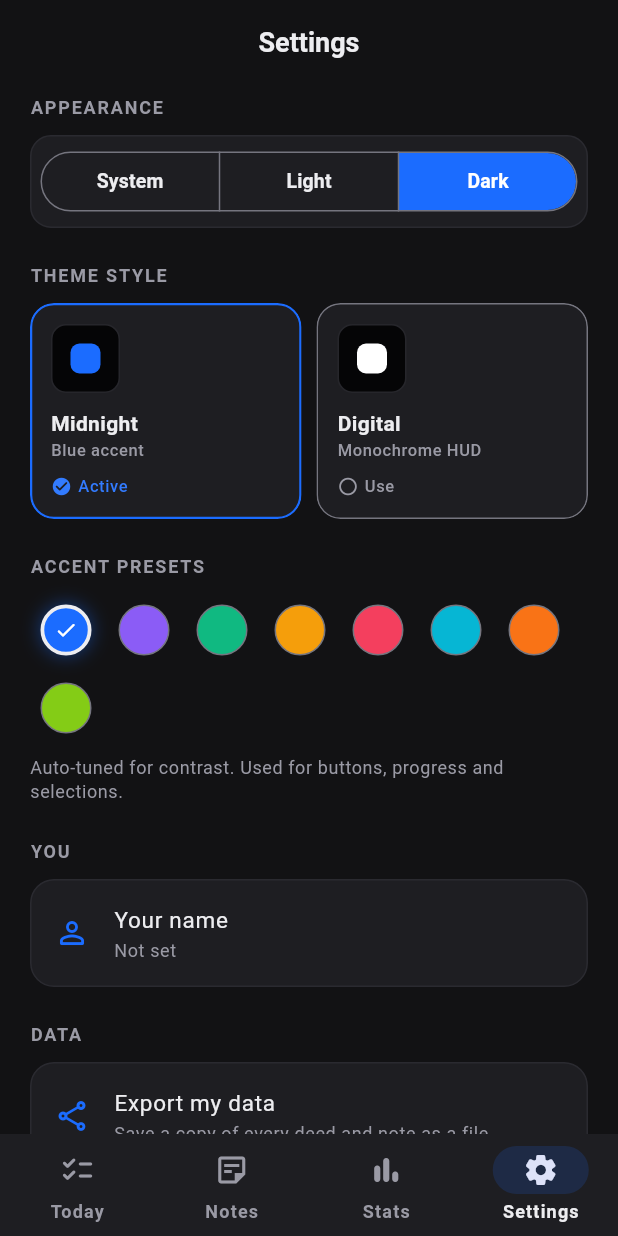
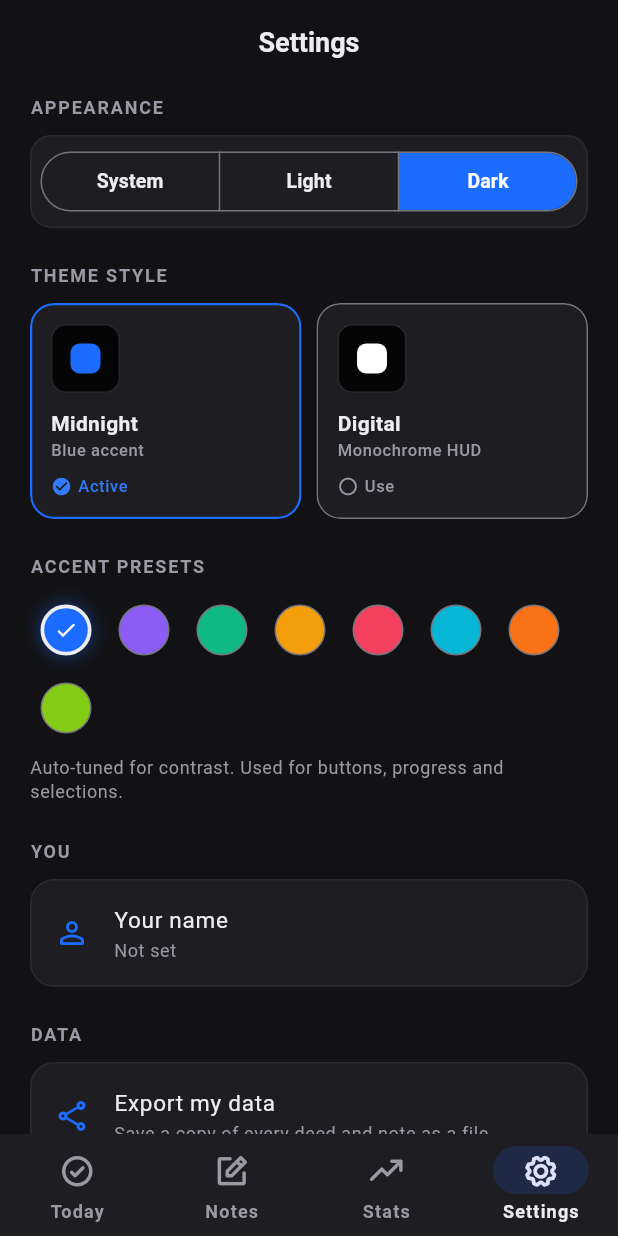
Before and after one commit to HassanCodes-2/PlanIT-tracker, a Flutter app: the SettingsScreen screen opened by its route, on a phone screen of 412 x 824 dp. Run offline on Flutter 3.47's test engine with Material 3 defaults, Android fonts, the phone set to English and light mode, and no system bars; our stand-ins replace drift, drift_flutter, flutter_local_notifications, flutter_riverpod, flutter_timezone, go_router and 5 more; accounts and stored records are empty; generated files the repository leaves out were written again.

Commit message:
Polish: Digital card radii from theme, Phosphor nav icons, Today jump pill, cached deed lookup, consistent digital status alphas, clamped percentages

```diff
--- a/lib/core/theme/app_theme.dart
+++ b/lib/core/theme/app_theme.dart
@@ -354,6 +354,9 @@ class AppStyle extends ThemeExtension<AppStyle> {
 
   final bool isDigital;
 
+  /// Card corner radius for the active style (Digital is tighter).
+  double get cardRadius => isDigital ? 10 : 16;
+
   @override
   AppStyle copyWith({bool? isDigital}) =>
       AppStyle(isDigital: isDigital ?? this.isDigital);
--- a/lib/core/utils/icons.dart
+++ b/lib/core/utils/icons.dart
@@ -55,6 +55,10 @@ abstract final class AppIcons {
   static const reset = Phosphor.arrowsClockwise;
   static const history = Phosphor.clockCounterClockwise;
   static const calendar = Phosphor.calendarDots;
+  static const gear = Phosphor.gear;
+  static const notes = Phosphor.notePencil;
+  static const stats = Phosphor.trendUp;
+  static const today = Phosphor.checkCircle;
 }
 
 /// Maps icon names stored in the DB to Phosphor icons (bold weight).
--- a/lib/data/providers.dart
+++ b/lib/data/providers.dart
@@ -36,6 +36,11 @@ final archivedDeedsProvider = StreamProvider<List<Deed>>(
   (ref) => ref.watch(repositoryProvider).watchArchivedDeeds(),
 );
 
+/// Cached single-deed lookup (avoids refetch spinner flash on rebuilds).
+final deedByIdProvider = FutureProvider.family<Deed?, int>(
+  (ref, id) => ref.watch(repositoryProvider).deedById(id),
+);
+
 /// The day currently shown on the Today screen.
 class SelectedDay extends Notifier<DateTime> {
   @override
--- a/lib/features/deeds/archived_deeds_screen.dart
+++ b/lib/features/deeds/archived_deeds_screen.dart
@@ -3,6 +3,7 @@ import 'package:intl/intl.dart';
 import 'package:material_ui/material_ui.dart';
 
 import '../../core/theme/app_spacing.dart';
+import '../../core/theme/app_theme.dart';
 import '../../core/utils/icons.dart';
 import '../../core/widgets/load_error.dart';
 import '../../data/providers.dart';
@@ -65,7 +66,7 @@ class ArchivedDeedsScreen extends ConsumerWidget {
                     return Material(
                       color: theme.cardTheme.color,
                       shape: RoundedRectangleBorder(
-                        borderRadius: BorderRadius.circular(16),
+                        borderRadius: BorderRadius.circular(context.appStyle.cardRadius),
                         side: BorderSide(
                             color: theme.colorScheme.outlineVariant),
                       ),
--- a/lib/features/notes/notes_screen.dart
+++ b/lib/features/notes/notes_screen.dart
@@ -198,7 +198,7 @@ class _NoteGrid extends StatelessWidget {
           child: Material(
           color: theme.cardTheme.color,
           shape: RoundedRectangleBorder(
-            borderRadius: BorderRadius.circular(16),
+            borderRadius: BorderRadius.circular(context.appStyle.cardRadius),
             side: BorderSide(
               color: digital
                   ? theme.colorScheme.outline
--- a/lib/features/settings/settings_screen.dart
+++ b/lib/features/settings/settings_screen.dart
@@ -244,7 +244,7 @@ class SettingsScreen extends ConsumerWidget {
           Material(
             color: theme.cardTheme.color,
             shape: RoundedRectangleBorder(
-              borderRadius: BorderRadius.circular(16),
+              borderRadius: BorderRadius.circular(context.appStyle.cardRadius),
               side: BorderSide(color: theme.colorScheme.outlineVariant),
             ),
             clipBehavior: Clip.antiAlias,
@@ -270,7 +270,7 @@ class SettingsScreen extends ConsumerWidget {
           Material(
             color: theme.cardTheme.color,
             shape: RoundedRectangleBorder(
-              borderRadius: BorderRadius.circular(16),
+              borderRadius: BorderRadius.circular(context.appStyle.cardRadius),
               side: BorderSide(color: theme.colorScheme.outlineVariant),
             ),
             clipBehavior: Clip.antiAlias,
@@ -292,7 +292,7 @@ class SettingsScreen extends ConsumerWidget {
           Material(
             color: theme.cardTheme.color,
             shape: RoundedRectangleBorder(
-              borderRadius: BorderRadius.circular(16),
+              borderRadius: BorderRadius.circular(context.appStyle.cardRadius),
               side: BorderSide(color: theme.colorScheme.outlineVariant),
             ),
             clipBehavior: Clip.antiAlias,
@@ -450,7 +450,7 @@ class _InfoTile extends StatelessWidget {
     return Container(
       decoration: BoxDecoration(
         color: theme.cardTheme.color,
-        borderRadius: BorderRadius.circular(16),
+        borderRadius: BorderRadius.circular(context.appStyle.cardRadius),
         border: Border.all(color: theme.colorScheme.outlineVariant),
       ),
       child: ListTile(
--- a/lib/features/shell/app_shell.dart
+++ b/lib/features/shell/app_shell.dart
@@ -1,6 +1,8 @@
 import 'package:flutter/services.dart';
 import 'package:material_ui/material_ui.dart';
 import 'package:go_router/go_router.dart';
+
+import '../../core/utils/icons.dart';
 
 /// Bottom navigation shell: Today / Notes / Stats / Settings.
 class AppShell extends StatelessWidget {
@@ -23,23 +25,23 @@ class AppShell extends StatelessWidget {
         },
         destinations: const [
           NavigationDestination(
-            icon: Icon(Icons.checklist_rounded),
-            selectedIcon: Icon(Icons.checklist_rounded),
+            icon: Icon(AppIcons.today),
+            selectedIcon: Icon(AppIcons.today),
             label: 'Today',
           ),
           NavigationDestination(
-            icon: Icon(Icons.sticky_note_2_outlined),
-            selectedIcon: Icon(Icons.sticky_note_2_rounded),
+            icon: Icon(AppIcons.notes),
+            selectedIcon: Icon(AppIcons.notes),
             label: 'Notes',
           ),
           NavigationDestination(
-            icon: Icon(Icons.bar_chart_rounded),
-            selectedIcon: Icon(Icons.bar_chart_rounded),
+            icon: Icon(AppIcons.stats),
+            selectedIcon: Icon(AppIcons.stats),
             label: 'Stats',
           ),
           NavigationDestination(
-            icon: Icon(Icons.settings_outlined),
-            selectedIcon: Icon(Icons.settings_rounded),
+            icon: Icon(AppIcons.gear),
+            selectedIcon: Icon(AppIcons.gear),
             label: 'Settings',
           ),
         ],
--- a/lib/features/stats/stats_screen.dart
+++ b/lib/features/stats/stats_screen.dart
@@ -618,7 +618,7 @@ class _StreakCard extends StatelessWidget {
       padding: const EdgeInsets.all(14),
       decoration: BoxDecoration(
         color: theme.cardTheme.color,
-        borderRadius: BorderRadius.circular(16),
+        borderRadius: BorderRadius.circular(context.appStyle.cardRadius),
         border: Border.all(color: theme.colorScheme.outlineVariant),
       ),
       child: Row(
@@ -683,7 +683,7 @@ class _RingStat extends StatelessWidget {
         padding: const EdgeInsets.all(12),
         decoration: BoxDecoration(
           color: theme.cardTheme.color,
-          borderRadius: BorderRadius.circular(16),
+          borderRadius: BorderRadius.circular(context.appStyle.cardRadius),
           border: Border.all(color: theme.colorScheme.outlineVariant),
         ),
         child: Column(
@@ -876,7 +876,7 @@ class _DeedStatsRow extends StatelessWidget {
   @override
   Widget build(BuildContext context) {
     final theme = Theme.of(context);
-    final percent = (stats.completionRate * 100).round();
+    final percent = (stats.completionRate * 100).round().clamp(0, 100);
     return Padding(
       padding: const EdgeInsets.only(bottom: 8),
       child: Material(
```
Also changed, not shown: lib/features/deeds/deed_detail_screen.dart (+8 -5 lines), lib/features/today/today_screen.dart (+20 -2 lines), 4 other files.
